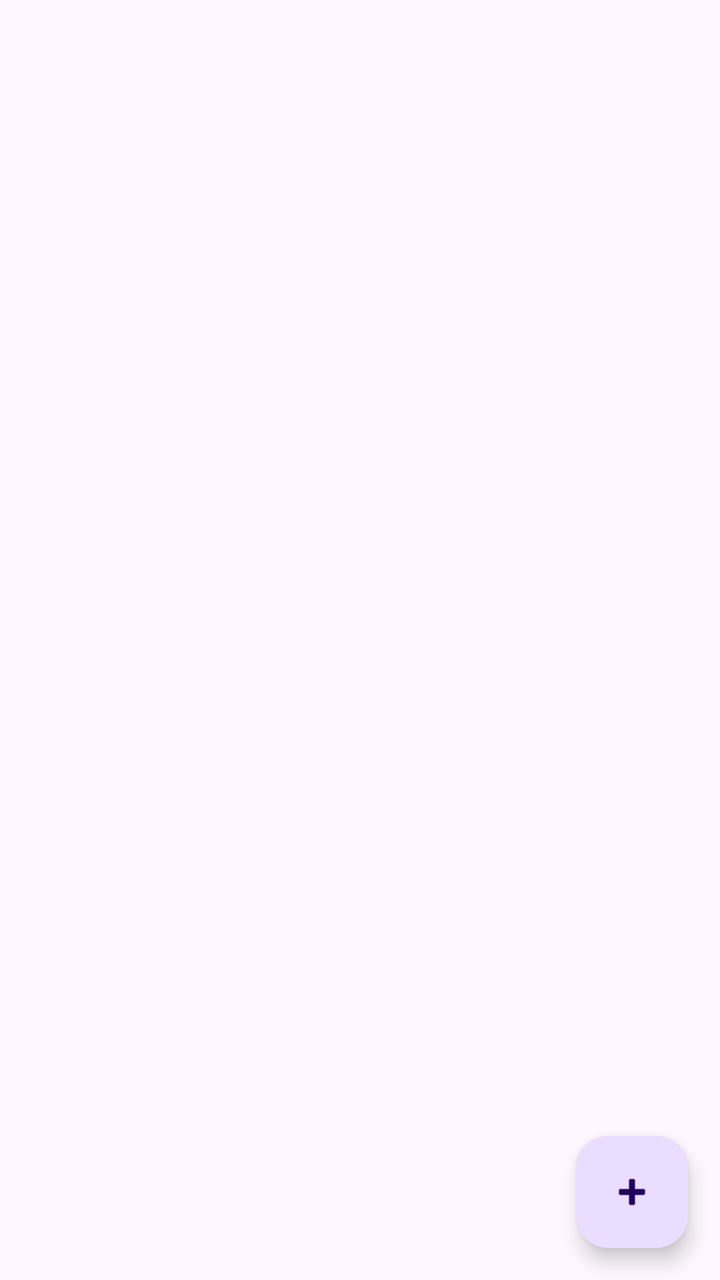
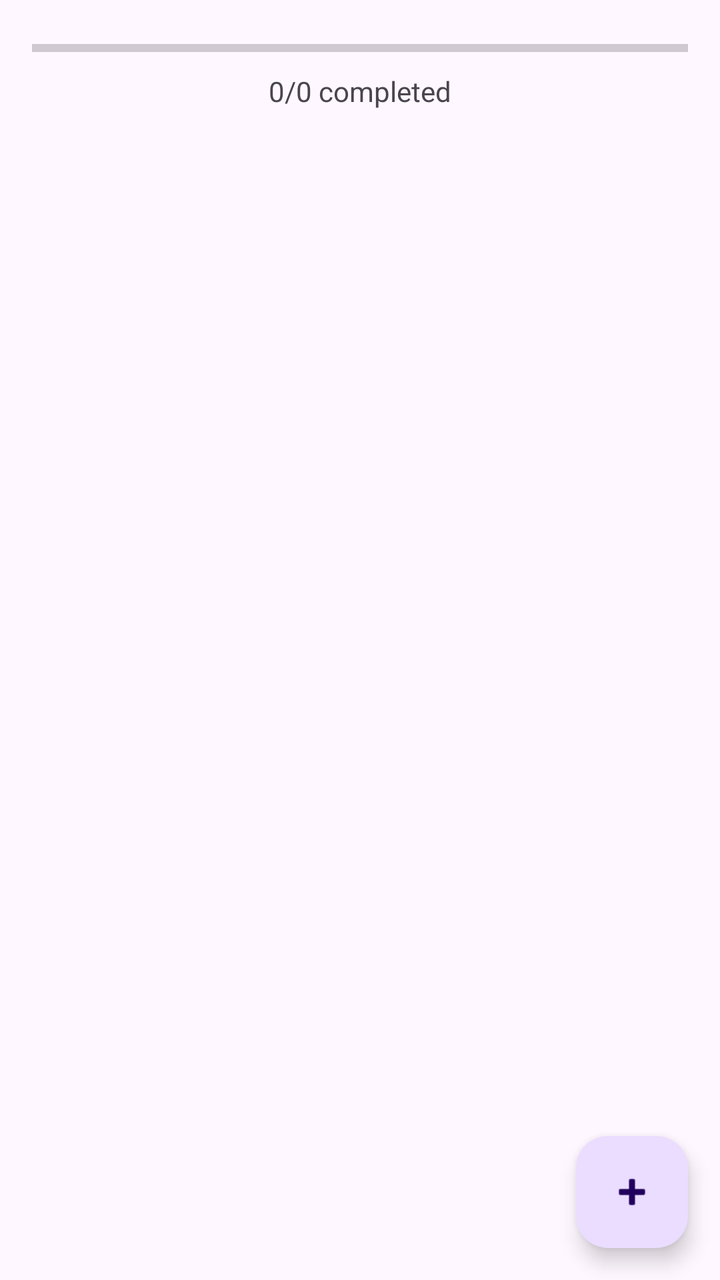

Before-and-after screenshots of an Android layout around one commit, followed by the original layout XML and the change that was made.
<!-- AndroidManifest.xml: activity theme Theme.HabitTracker -->
<!-- res/layout/activity_main.xml -->
<?xml version="1.0" encoding="utf-8"?>
<androidx.coordinatorlayout.widget.CoordinatorLayout xmlns:android="http://schemas.android.com/apk/res/android"
    xmlns:app="http://schemas.android.com/apk/res-auto"
    xmlns:tools="http://schemas.android.com/tools"
    android:layout_width="match_parent"
    android:layout_height="match_parent"
    tools:context=".ui.home.MainActivity">

    <androidx.recyclerview.widget.RecyclerView
        android:id="@+id/recyclerView"
        android:layout_width="match_parent"
        android:layout_height="match_parent"
        android:clipToPadding="false"
        android:paddingBottom="88dp"
        app:layout_behavior="@string/appbar_scrolling_view_behavior"
        tools:listitem="@layout/item_habit" />

    <com.google.android.material.floatingactionbutton.FloatingActionButton
        android:id="@+id/fabAdd"
        android:layout_width="wrap_content"
        android:layout_height="wrap_content"
        android:layout_gravity="bottom|end"
        android:layout_margin="16dp"
        android:contentDescription="@string/add_habit"
        android:src="@android:drawable/ic_input_add" />

</androidx.coordinatorlayout.widget.CoordinatorLayout>
<!-- res/layout/item_habit.xml (included above) -->
<?xml version="1.0" encoding="utf-8"?>
<com.google.android.material.card.MaterialCardView xmlns:android="http://schemas.android.com/apk/res/android"
    xmlns:app="http://schemas.android.com/apk/res-auto"
    xmlns:tools="http://schemas.android.com/tools"
    android:layout_width="match_parent"
    android:layout_height="wrap_content"
    android:layout_marginHorizontal="16dp"
    android:layout_marginVertical="8dp"
    app:cardCornerRadius="12dp"
    app:cardElevation="4dp">

    <androidx.constraintlayout.widget.ConstraintLayout
        android:layout_width="match_parent"
        android:layout_height="wrap_content"
        android:padding="16dp">

        <CheckBox
            android:id="@+id/cbComplete"
            android:layout_width="wrap_content"
            android:layout_height="wrap_content"
            app:layout_constraintStart_toStartOf="parent"
            app:layout_constraintTop_toTopOf="parent"
            app:layout_constraintBottom_toBottomOf="parent"/>

        <TextView
            android:id="@+id/tvName"
            android:layout_width="0dp"
            android:layout_height="wrap_content"
            android:layout_marginStart="8dp"
            android:text="Habit Name"
            android:textSize="18sp"
            android:textStyle="bold"
            app:layout_constraintEnd_toStartOf="@+id/tvStreak"
            app:layout_constraintStart_toEndOf="@+id/cbComplete"
            app:layout_constraintTop_toTopOf="parent" />

        <TextView
            android:id="@+id/tvFrequency"
            android:layout_width="0dp"
            android:layout_height="wrap_content"
            android:text="Daily"
            android:textSize="14sp"
            android:textColor="@android:color/darker_gray"
            app:layout_constraintStart_toStartOf="@+id/tvName"
            app:layout_constraintTop_toBottomOf="@+id/tvName" />

        <TextView
            android:id="@+id/tvStreak"
            android:layout_width="wrap_content"
            android:layout_height="wrap_content"
            android:text="🔥 0"
            android:textSize="16sp"
            app:layout_constraintEnd_toStartOf="@+id/btnDelete"
            app:layout_constraintTop_toTopOf="parent"
            app:layout_constraintBottom_toBottomOf="parent"
            android:layout_marginEnd="8dp"/>

        <ImageButton
            android:id="@+id/btnDelete"
            android:layout_width="wrap_content"
            android:layout_height="wrap_content"
            android:background="?attr/selectableItemBackgroundBorderless"
            android:src="@android:drawable/ic_menu_delete"
            app:layout_constraintEnd_toEndOf="parent"
            app:layout_constraintTop_toTopOf="parent"
            app:layout_constraintBottom_toBottomOf="parent"/>

    </androidx.constraintlayout.widget.ConstraintLayout>

</com.google.android.material.card.MaterialCardView>
<!-- resources referenced by this layout -->
<resources>
  <string name="add_habit">Add Habit</string>
  <style name="Theme.HabitTracker" parent="Theme.Material3.DayNight.NoActionBar">
          
          <item name="colorPrimary">@color/purple_500</item>
          <item name="colorPrimaryVariant">@color/purple_700</item>
          <item name="colorOnPrimary">@color/white</item>
          
          <item name="colorSecondary">@color/teal_200</item>
          <item name="colorSecondaryVariant">@color/teal_700</item>
          <item name="colorOnSecondary">@color/black</item>
          
          <item name="android:statusBarColor">?attr/colorPrimaryVariant</item>
          
      </style>
  <color name="purple_500">#FF6200EE</color>
  <color name="purple_700">#FF3700B3</color>
  <color name="white">#FFFFFFFF</color>
  <color name="teal_200">#FF03DAC5</color>
  <color name="teal_700">#FF018786</color>
  <color name="black">#FF000000</color>
</resources>

<!-- the commit's change to res/layout/activity_main.xml (unified diff, before → after) -->
@@ -5,6 +5,35 @@
     android:layout_width="match_parent"
     android:layout_height="match_parent"
     tools:context=".ui.home.MainActivity">
+
+    <com.google.android.material.appbar.AppBarLayout
+        android:layout_width="match_parent"
+        android:layout_height="wrap_content"
+        android:background="?android:attr/colorBackground">
+
+        <LinearLayout
+            android:layout_width="match_parent"
+            android:layout_height="wrap_content"
+            android:orientation="vertical"
+            android:padding="16dp">
+
+            <ProgressBar
+                android:id="@+id/progressBarDaily"
+                style="?android:attr/progressBarStyleHorizontal"
+                android:layout_width="match_parent"
+                android:layout_height="wrap_content"
+                android:progress="0"
+                android:max="100" />
+
+            <TextView
+                android:id="@+id/tvProgressText"
+                android:layout_width="wrap_content"
+                android:layout_height="wrap_content"
+                android:layout_gravity="center_horizontal"
+                android:text="0/0 completed"
+                android:layout_marginTop="4dp"/>
+        </LinearLayout>
+    </com.google.android.material.appbar.AppBarLayout>
 
     <androidx.recyclerview.widget.RecyclerView
         android:id="@+id/recyclerView"
@@ -14,6 +43,23 @@
         android:paddingBottom="88dp"
         app:layout_behavior="@string/appbar_scrolling_view_behavior"
         tools:listitem="@layout/item_habit" />
+
+    <TextView
+        android:id="@+id/emptyStateText"
+        android:layout_width="wrap_content"
+        android:layout_height="wrap_content"
+        android:layout_gravity="center"
+        android:text="No habits yet. Click + to add one!"
+        android:visibility="gone"
+        android:textSize="18sp"
+        android:textColor="?android:attr/textColorSecondary" />
+
+    <ProgressBar
+        android:id="@+id/progressBar"
+        android:layout_width="wrap_content"
+        android:layout_height="wrap_content"
+        android:layout_gravity="center"
+        android:visibility="gone" />
 
     <com.google.android.material.floatingactionbutton.FloatingActionButton
         android:id="@+id/fabAdd"
